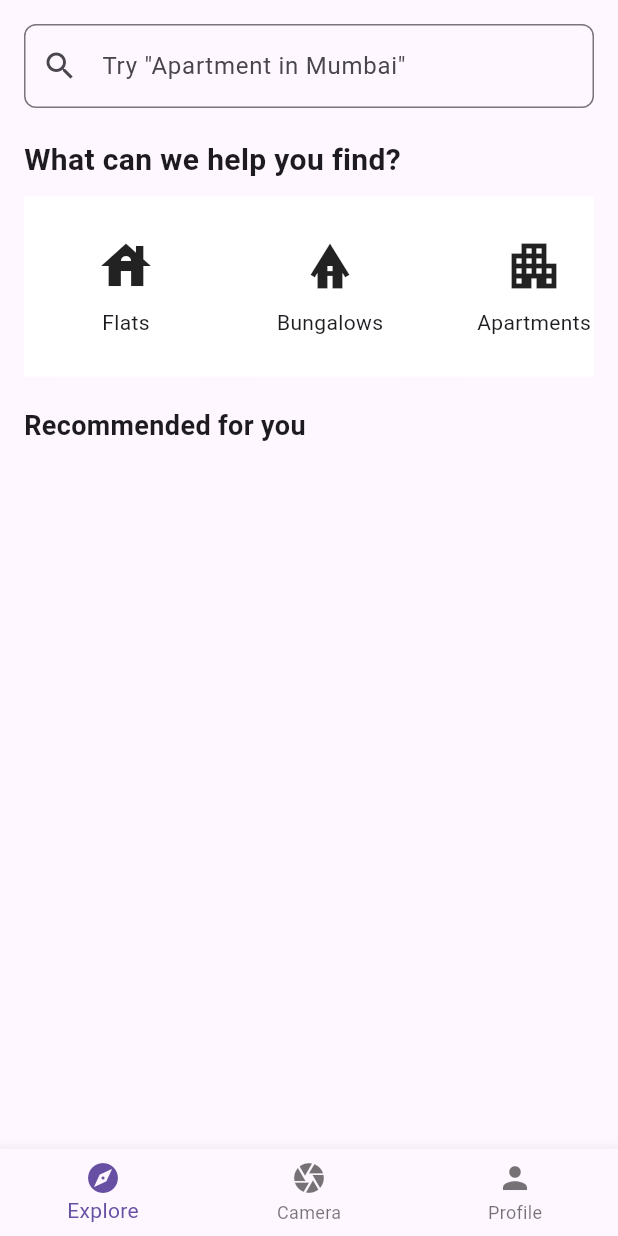
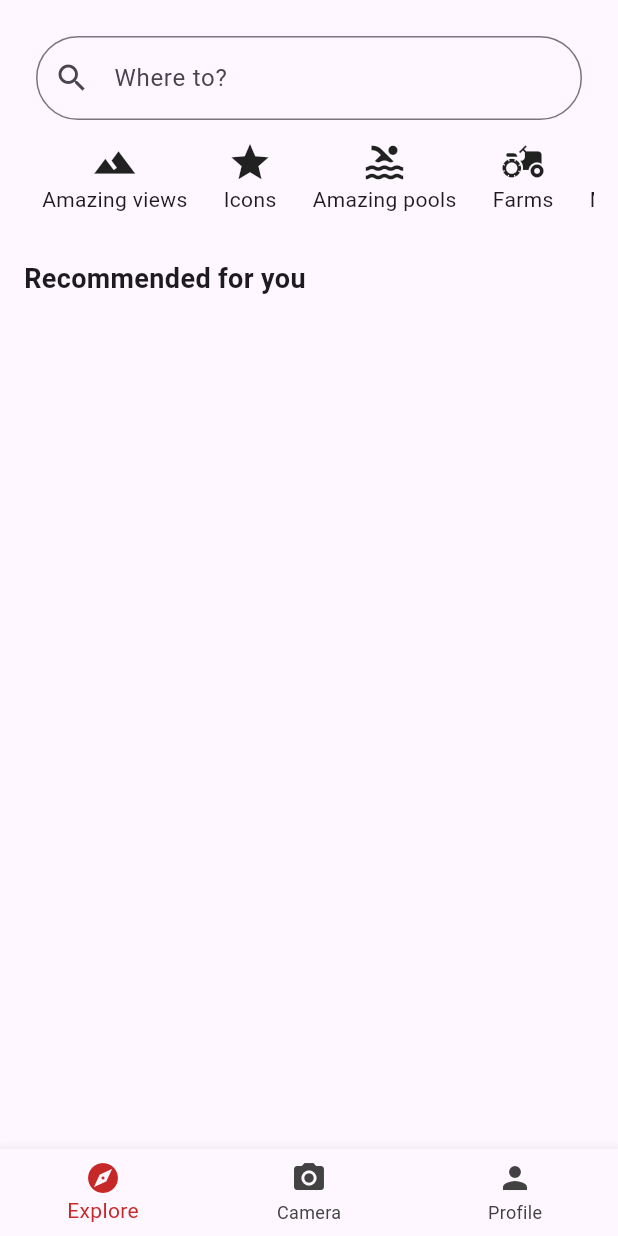
Before and after one commit to chinmaykatdare05/Real-Estate-Immersion, a Flutter app: the HomePage screen opened directly, on a phone screen of 412 x 824 dp. Run offline on Flutter 3.47's test engine with Material 3 defaults, Android fonts, the phone set to English and light mode, and no system bars; our stand-ins replace cloud_firestore, firebase_auth, firebase_core, fluttertoast, google_fonts; accounts and stored records are empty.

Commit message:
Added Property Tile (Page) which fetches the details from firebase

```diff
--- a/lib/pages/home/explore.dart
+++ b/lib/pages/home/explore.dart
@@ -16,35 +16,62 @@ class ExplorePage extends StatelessWidget {
             child: Column(
               crossAxisAlignment: CrossAxisAlignment.start,
               children: [
-                TextField(
-                  controller: searchController,
+                Padding(
+                  padding: const EdgeInsets.all(8.0),
+                  child: TextField(
                     decoration: InputDecoration(
                       prefixIcon: const Icon(Icons.search),
-                    hintText: 'Try "Apartment in Mumbai"',
+                      hintText: 'Where to?',
                       border: OutlineInputBorder(
-                      borderRadius: BorderRadius.circular(8.0),
+                        borderRadius: BorderRadius.circular(30),
                       ),
                     ),
                   ),
-                const SizedBox(height: 20),
-                const Text(
-                  'What can we help you find?',
-                  style: TextStyle(
-                    fontSize: 20,
-                    fontWeight: FontWeight.bold,
                 ),
-                ),
-                const SizedBox(height: 10),
-                Container(
-                  height: 120,
-                  color: Colors.white,
+                const SizedBox(height: 5),
+
+                // Horizontal List of Categories
+                SizedBox(
+                  height: 60,
                   child: ListView(
                     scrollDirection: Axis.horizontal,
-                    children: const [
-                      CategoryTile(title: "Flats", icon: Icons.house),
-                      CategoryTile(title: "Bungalows", icon: Icons.bungalow),
-                      CategoryTile(title: "Apartments", icon: Icons.apartment),
-                      CategoryTile(title: "Cottages", icon: Icons.cottage),
+                    children: [
+                      GestureDetector(
+                        onTap: () {
+                          print('Amazing Views');
+                        },
+                        child: categoryIcon(Icons.landscape, "Amazing views"),
+                      ),
+                      GestureDetector(
+                        onTap: () {
+                          print('Icons');
+                        },
+                        child: categoryIcon(Icons.star, "Icons"),
+                      ),
+                      GestureDetector(
+                        onTap: () {
+                          print('Amazing Pools');
+                        },
+                        child: categoryIcon(Icons.pool, "Amazing pools"),
+                      ),
+                      GestureDetector(
+                        onTap: () {
+                          print('Farm Houses');
+                        },
+                        child: categoryIcon(Icons.agriculture, "Farms"),
+                      ),
+                      GestureDetector(
+                        onTap: () {
+                          print('Mansions');
+                        },
+                        child: categoryIcon(Icons.house, "Mansions"),
+                      ),
+                      GestureDetector(
+                        onTap: () {
+                          print('Camping Sites');
+                        },
+                        child: categoryIcon(Icons.fireplace, "Camping"),
+                      ),
                     ],
                   ),
                 ),
@@ -60,7 +87,9 @@ class ExplorePage extends StatelessWidget {
 
                 // StreamBuilder for Firestore data
                 StreamBuilder<QuerySnapshot>(
-                  stream: FirebaseFirestore.instance.collection('properties').snapshots(),
+                  stream: FirebaseFirestore.instance
+                      .collection('properties')
+                      .snapshots(),
                   builder: (context, snapshot) {
                     if (snapshot.connectionState == ConnectionState.waiting) {
                       return const Center(child: CircularProgressIndicator());
@@ -80,11 +109,13 @@ class ExplorePage extends StatelessWidget {
                         final property = properties[index];
                         final title = property['title'] ?? 'No Title';
                         final price = property['price'] ?? 'No Price';
-                        final imageUrl = property['imageUrl']?.isNotEmpty == true
+                        final imageUrl = property['imageUrl']?.isNotEmpty ==
+                                true
                             ? property['imageUrl']
                             : 'assets/images.jpg'; // Fallback to a default image
 
-                        return PropertyTile(title: title, price: price, imageUrl: imageUrl);
+                        return PropertyTile(
+                            title: title, price: price, imageUrl: imageUrl);
                       },
                     );
                   },
@@ -98,7 +129,6 @@ class ExplorePage extends StatelessWidget {
   }
 }
 
-// Modify PropertyTile to accept title, price, and imageUrl
 class PropertyTile extends StatelessWidget {
   final String title;
   final String price;
@@ -113,7 +143,20 @@ class PropertyTile extends StatelessWidget {
 
   @override
   Widget build(BuildContext context) {
-    return Card(
+    return GestureDetector(
+      onTap: () {
+        Navigator.push(
+          context,
+          MaterialPageRoute(
+            builder: (context) => PropertyDetailsPage(
+              title: title,
+              price: price,
+              imageUrl: imageUrl,
+            ),
+          ),
+        );
+      },
+      child: Card(
         margin: const EdgeInsets.symmetric(vertical: 10),
         child: Column(
           crossAxisAlignment: CrossAxisAlignment.start,
@@ -124,7 +167,8 @@ class PropertyTile extends StatelessWidget {
               height: 250,
               fit: BoxFit.cover,
               errorBuilder: (context, error, stackTrace) {
-              return const Center(child: Icon(Icons.error)); // Handle image loading errors
+                return const Center(
+                    child: Icon(Icons.error)); // Handle image loading errors
               },
             ),
             Padding(
@@ -134,22 +178,105 @@ class PropertyTile extends StatelessWidget {
                 children: [
                   Text(
                     title,
-                  style: const TextStyle(fontSize: 18, fontWeight: FontWeight.bold),
+                    style: const TextStyle(
+                        fontSize: 18, fontWeight: FontWeight.bold),
                   ),
                   const SizedBox(height: 4),
                   Text(price),
                   const SizedBox(height: 4),
-                Row(
-                  children: const [
+                  const Row(
+                    children: [
                       Icon(Icons.star, color: Colors.yellow, size: 18),
                       SizedBox(width: 4),
-                    Text('4.8'), // You can replace this with a dynamic rating as well
+                      Text('4.8'), // Replace with dynamic rating if needed
                     ],
                   ),
                 ],
               ),
             ),
           ],
+        ),
+      ),
+    );
+  }
+}
+
+class PropertyDetailsPage extends StatelessWidget {
+  final String title;
+  final String price;
+  final String imageUrl;
+
+  const PropertyDetailsPage({
+    super.key,
+    required this.title,
+    required this.price,
+    required this.imageUrl,
+  });
+
+  @override
+  Widget build(BuildContext context) {
+    return Scaffold(
+      appBar: AppBar(
+        title: const Text('Property Details'),
+      ),
+      body: Column(
+        crossAxisAlignment: CrossAxisAlignment.start,
+        children: [
+          Image.network(
+            imageUrl,
+            width: double.infinity,
+            height: 250,
+            fit: BoxFit.cover,
+            errorBuilder: (context, error, stackTrace) {
+              return const Center(child: Icon(Icons.error));
+            },
+          ),
+          Padding(
+            padding: const EdgeInsets.all(16.0),
+            child: Column(
+              crossAxisAlignment: CrossAxisAlignment.start,
+              children: [
+                Text(
+                  title,
+                  style: const TextStyle(
+                      fontSize: 22, fontWeight: FontWeight.bold),
+                ),
+                const SizedBox(height: 8),
+                Text(
+                  price,
+                  style: const TextStyle(fontSize: 18, color: Colors.grey),
+                ),
+                const SizedBox(height: 16),
+                const Text(
+                  'Property Description:',
+                  style: TextStyle(fontSize: 18, fontWeight: FontWeight.bold),
+                ),
+                const SizedBox(height: 8),
+                const Text(
+                  'This is a placeholder description for the property. '
+                  'You can update this text to include dynamic content fetched from Firestore.',
+                  style: TextStyle(fontSize: 16),
+                ),
+              ],
+            ),
+          ),
+        ],
+      ),
+      bottomNavigationBar: Padding(
+        padding: const EdgeInsets.all(16.0),
+        child: ElevatedButton(
+          onPressed: () {
+            // Action for booking or viewing a 3D model
+            ScaffoldMessenger.of(context).showSnackBar(
+              const SnackBar(content: Text('3D Model or Booking Action!')),
+            );
+          },
+          style: ElevatedButton.styleFrom(
+            minimumSize: const Size(double.infinity, 50),
+            backgroundColor: Colors.blue,
+          ),
+          child: const Text('View 3D Model', style: TextStyle(fontSize: 18)),
+        ),
       ),
     );
   }
@@ -185,3 +312,15 @@ class CategoryTile extends StatelessWidget {
     );
   }
 }
+
+Widget categoryIcon(IconData icon, String title) {
+  return Padding(
+    padding: const EdgeInsets.symmetric(horizontal: 12.0),
+    child: Column(
+      children: [
+        Icon(icon, size: 30),
+        Text(title),
+      ],
+    ),
+  );
+}
--- a/lib/pages/home/home.dart
+++ b/lib/pages/home/home.dart
@@ -13,8 +13,8 @@ class _HomePageState extends State<HomePage> {
 
   // List of pages corresponding to each tab
   final List<Widget> _pages = [
-    ExplorePage(),   // The Explore page
-    CameraPage(),    // The Camera page (you'll need to define this in camera.dart)
+    ExplorePage(), // The Explore page
+    CameraPage(), // The Camera page (you'll need to define this in camera.dart)
     ProfileScreen(), // The Profile page
   ];
 
@@ -41,7 +41,7 @@ class _HomePageState extends State<HomePage> {
             label: 'Explore',
           ),
           BottomNavigationBarItem(
-            icon: Icon(Icons.camera),
+            icon: Icon(Icons.camera_alt),
             label: 'Camera',
           ),
           BottomNavigationBarItem(
@@ -49,6 +49,9 @@ class _HomePageState extends State<HomePage> {
             label: 'Profile',
           ),
         ],
+        selectedItemColor: Colors.red[800], // Color for selected tab
+        unselectedItemColor: Colors.grey[800], // Color for unselected tabs
+        type: BottomNavigationBarType.fixed, // Prevent shifting behavior
       ),
     );
   }
```
Lines whose indentation alone changed are shown as unchanged.
